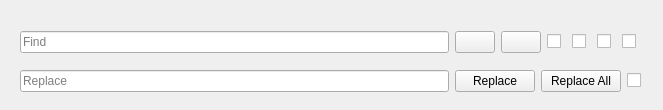
Above: widgets/src/FindReplaceView.ui from silkedit/silkedit before the change. Below: the same form after it.
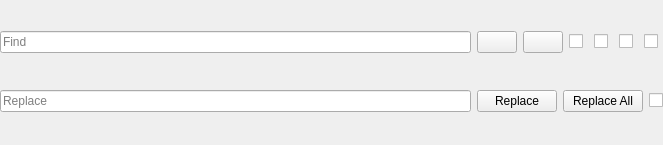
That is the form after the change. Custom widgets are drawn as their Qt base class.

Commit message: Cleanup FindReplaceView.ui. Inherit CustomWidget in FindReplaceView.

Patch:
```diff
--- a/widgets/src/FindReplaceView.ui
+++ b/widgets/src/FindReplaceView.ui
@@ -7,22 +7,22 @@
     <x>0</x>
     <y>0</y>
     <width>663</width>
-    <height>110</height>
-   </rect>
-  </property>
-  <widget class="QWidget" name="gridLayoutWidget">
-   <property name="geometry">
-    <rect>
-     <x>20</x>
-     <y>20</y>
-     <width>621</width>
-     <height>85</height>
+    <height>145</height>
     </rect>
    </property>
    <layout class="QGridLayout" name="layout">
+   <property name="leftMargin">
+    <number>0</number>
+   </property>
     <property name="topMargin">
      <number>0</number>
     </property>
+   <property name="rightMargin">
+    <number>0</number>
+   </property>
+   <property name="bottomMargin">
+    <number>0</number>
+   </property>
     <item row="0" column="0">
      <widget class="LineEdit" name="lineEditForFind">
       <property name="placeholderText">
@@ -145,7 +145,6 @@
      </layout>
     </item>
    </layout>
-  </widget>
  </widget>
  <customwidgets>
   <customwidget>
```
Lines whose indentation alone changed are shown as unchanged. The commit also changes 2 other files.
